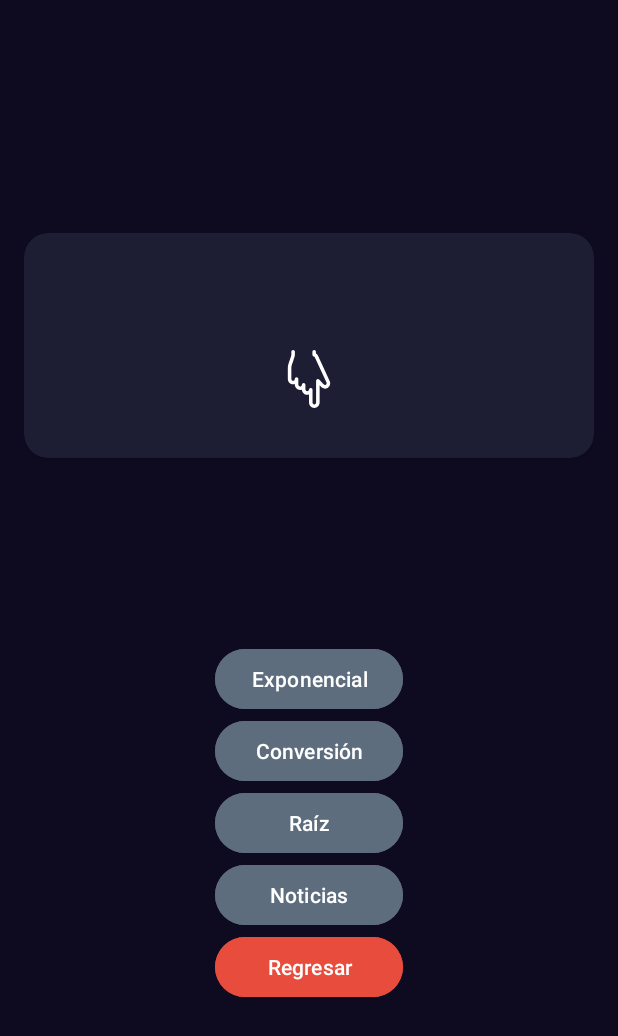
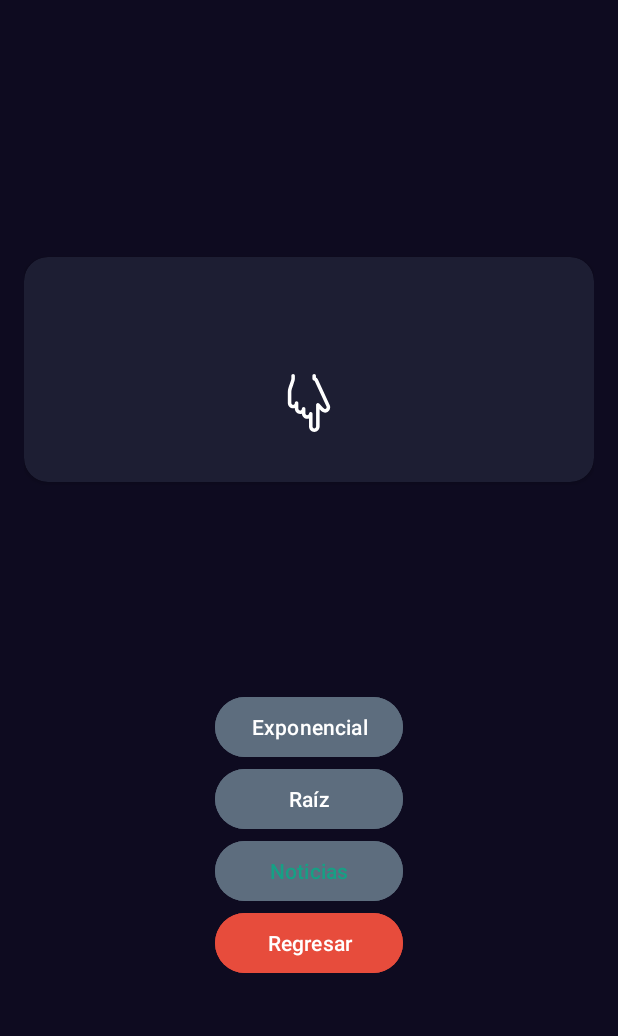
Before and after one commit to BorisSant/AppAndroid, an Android app: the MenuGeneralActivity screen opened directly, with no data from a screen before it, on a phone screen of 412 x 824 dp. Shown: the top 1036 px of the screen. Run offline under Robolectric (Android 15) with nearby library versions, the phone set to English and light mode, and no system bars.

```diff
--- a/app/src/main/java/com/example/actividad1boris/MainActivity.kt
+++ b/app/src/main/java/com/example/actividad1boris/MainActivity.kt
@@ -12,12 +12,15 @@ class MainActivity : AppCompatActivity() {
         super.onCreate(savedInstanceState)
         setContentView(R.layout.activity_main)
 
+        // Inicializamos componentes
         val btnIniciar= findViewById<Button>(R.id.btnIniciar)
         val edtNombre=findViewById<EditText>(R.id.edtNombre)
 
+        //Eventos
         btnIniciar.setOnClickListener {
+            //Redirige al menú de opciones para selección de operaciones
             val intent = Intent(this, MenuGeneralActivity::class.java)
-            // Pasar el nombre que ingresa el usuario
+            // Pasar el nombre que ingresa el usuario, esto con la finalidad de ganar mayor confianza con el usuario
             intent.putExtra("texto",edtNombre.text.toString())
             startActivity(intent)
         }
--- a/app/src/main/java/com/example/actividad1boris/MenuGeneralActivity.kt
+++ b/app/src/main/java/com/example/actividad1boris/MenuGeneralActivity.kt
@@ -10,9 +10,9 @@ import androidx.cardview.widget.CardView
 
 class MenuGeneralActivity : AppCompatActivity() {
 
+    // declaración de componentes
     private lateinit var txtMensaje: TextView
     private lateinit var btnExponente: Button
-    private lateinit var btnConversion: Button
     private lateinit var btnRaices: Button
     private lateinit var btnNoticias: Button
     private lateinit var btnRegresar: Button
@@ -26,15 +26,16 @@ class MenuGeneralActivity : AppCompatActivity() {
 
     }
 
+    // Inicializar componentes
     private fun initComponentes(){
         txtMensaje=findViewById(R.id.txtMensaje)
         btnExponente=findViewById(R.id.btnExponente)
-        btnConversion=findViewById(R.id.btnConversion)
         btnRaices=findViewById(R.id.btnRaices)
         btnNoticias=findViewById(R.id.btnNoticias)
         btnRegresar=findViewById(R.id.btnRegresar)
     }
 
+    // Eventos
     private fun initListener(){
         btnExponente.setOnClickListener {
             Log.i("MENU --------- ","LANZAMOS EXPONENCIAL APP")
@@ -44,12 +45,17 @@ class MenuGeneralActivity : AppCompatActivity() {
             Log.i("MENU --------- ","LANZAMOS RAICES APP")
             navegarHaciaApp(RaizActivity::class.java)
         }
+        btnNoticias.setOnClickListener {
+            Log.i("MENU --------- ","LANZAMOS NOTICIAS APP")
+            navegarHaciaApp(NoticiasActivity::class.java)
+        }
 
-        // hacia atrás
+        // hacia atrás, retrocede a la pantalla anterior
         btnRegresar.setOnClickListener {
             onBackPressedDispatcher.onBackPressed()
         }
     }
+    // Recibimos el nombre que ingresó el usuario y le mostramos un mensaje general de guía
     private fun mostrarMensaje(){
         val texto:String=intent.extras?.getString("texto").orEmpty()
         if (texto.isNotEmpty()){
@@ -57,6 +63,7 @@ class MenuGeneralActivity : AppCompatActivity() {
         }
     }
 
+    // Redirección a una nueva pantalla segú la opción que seleccione el usuario
     fun navegarHaciaApp(clase:Class<*>){
         val intent = Intent(this, clase)
         startActivity(intent)
--- a/app/src/main/java/com/example/actividad1boris/Noticia.kt
+++ b/app/src/main/java/com/example/actividad1boris/Noticia.kt
@@ -1,3 +1,4 @@
 package com.example.actividad1boris
 
+//Formato de dato del objeto Noticia
 data class Noticia(var noticia:String)
--- /dev/null
+++ b/app/src/main/java/com/example/actividad1boris/NoticiaResponse.kt
@@ -0,0 +1,6 @@
+package com.example.actividad1boris
+
+import com.google.gson.annotations.SerializedName
+
+// Formato de respuesta esperada
+data class NoticiaResponse(@SerializedName("noticias") var noticias:List<Noticia>)
--- a/app/src/main/java/com/example/actividad1boris/NoticiasViewHolder.kt
+++ b/app/src/main/java/com/example/actividad1boris/NoticiasViewHolder.kt
@@ -6,8 +6,10 @@ import androidx.recyclerview.widget.RecyclerView
 
 class NoticiasViewHolder(view: View):RecyclerView.ViewHolder(view){
 
+    // Inicializa el componente y accede mediante su id
     private val txtNoticia: TextView =view.findViewById(R.id.txtNoticia)
 
+    // agrega el dato deseado al componente que muestra en pantalla al usuario
     fun render(noticia:Noticia){
         txtNoticia.text = noticia.noticia
     }
--- a/app/src/main/java/com/example/actividad1boris/RaizActivity.kt
+++ b/app/src/main/java/com/example/actividad1boris/RaizActivity.kt
@@ -13,7 +13,7 @@ class RaizActivity : AppCompatActivity() {
     // variables de calculo
     private lateinit var numRaiz:String
     private lateinit var valor:String
-    //componentes
+    //declaración de componentes
     private lateinit var btnRegresar: Button
     private lateinit var btnCalcular: Button
     private lateinit var edtNumRaiz:EditText
@@ -24,12 +24,15 @@ class RaizActivity : AppCompatActivity() {
         initComponentes()
         initListener()
     }
+
+    //Inicializar componentes
     private fun initComponentes(){
         btnCalcular=findViewById(R.id.btnCalcular)
         btnRegresar=findViewById(R.id.btnRegresar)
         edtNumRaiz=findViewById(R.id.edtNumRaiz)
         edtValor=findViewById(R.id.edtValor)
     }
+    //Eventos
     private fun initListener(){
         // hacia atrás
         btnRegresar.setOnClickListener {
@@ -45,6 +48,7 @@ class RaizActivity : AppCompatActivity() {
         }
     }
 
+    // Cálculo de la operación
     private fun calcularExpo(): Double {
         val raizDouble: Double = numRaiz.toDouble()
         val valorDouble: Double = valor.toDouble()
--- a/app/src/main/java/com/example/actividad1boris/ResultadoExponencialActivity.kt
+++ b/app/src/main/java/com/example/actividad1boris/ResultadoExponencialActivity.kt
@@ -7,6 +7,7 @@ import android.widget.TextView
 
 class ResultadoExponencialActivity : AppCompatActivity() {
 
+    // declaración de componentes
     private lateinit var btnRegresar: Button
     private lateinit var txtResultado: TextView
     private lateinit var txtOperacion:TextView
@@ -20,18 +21,21 @@ class ResultadoExponencialActivity : AppCompatActivity() {
     }
 
 
+    // Inicialización de componentes
     private fun initComponentes(){
         txtResultado=findViewById(R.id.txtResultado)
         btnRegresar =findViewById(R.id.btnRegresar)
         txtOperacion=findViewById(R.id.txtOperacion)
     }
 
+    //Eventos
     private fun initListener(){
         btnRegresar.setOnClickListener {
             onBackPressedDispatcher.onBackPressed()
         }
     }
 
+    // Mostrar respuesta obtenida
     private fun recibirRespuesta(){
         val respuesta:String=intent.extras?.getString("Resultado").orEmpty()
         if (respuesta.isNotEmpty()){
--- a/app/src/main/java/com/example/actividad1boris/ResultadoRaizActivity.kt
+++ b/app/src/main/java/com/example/actividad1boris/ResultadoRaizActivity.kt
@@ -7,6 +7,7 @@ import android.widget.TextView
 
 class ResultadoRaizActivity : AppCompatActivity() {
 
+    // declaración de componentes
     private lateinit var btnRegresar: Button
     private lateinit var txtResultado: TextView
     private lateinit var txtOperacion: TextView
@@ -18,17 +19,22 @@ class ResultadoRaizActivity : AppCompatActivity() {
         recibirRespuesta()
         initListener()
     }
+
+    // Inicialización de componentes
     private fun initComponentes(){
         txtResultado=findViewById(R.id.txtResultado)
         btnRegresar =findViewById(R.id.btnRegresar)
         txtOperacion=findViewById(R.id.txtOperacion)
     }
+
+    // Eventos
     private fun initListener(){
         btnRegresar.setOnClickListener {
             onBackPressedDispatcher.onBackPressed()
         }
     }
 
+    // Extraemos la respuesta enviada desde el otro activity la mostramos en el componente
     private fun recibirRespuesta(){
         val respuesta:String=intent.extras?.getString("Result").orEmpty()
         if (respuesta.isNotEmpty()){
--- a/app/src/main/res/layout/activity_menu_general.xml
+++ b/app/src/main/res/layout/activity_menu_general.xml
@@ -60,12 +60,7 @@
             android:layout_width="match_parent"
             android:layout_height="wrap_content"
             android:text="@string/exponente"
-            android:backgroundTint="@color/botones"/>
-        <Button
-            android:id="@+id/btnConversion"
-            android:layout_width="match_parent"
-            android:layout_height="wrap_content"
-            android:text="@string/conversion"
+            android:textColor="@color/textoBoton"
             android:backgroundTint="@color/botones"/>
 
         <Button
@@ -73,12 +68,14 @@
             android:layout_width="match_parent"
             android:layout_height="wrap_content"
             android:text="@string/raiz"
+            android:textColor="@color/textoBoton"
             android:backgroundTint="@color/botones"/>
         <Button
             android:id="@+id/btnNoticias"
             android:layout_width="match_parent"
             android:layout_height="wrap_content"
             android:text="@string/noticias"
+            android:textColor="@color/text_boton_noticia"
             android:backgroundTint="@color/botones"/>
         <Button
             android:id="@+id/btnRegresar"
--- a/app/src/main/res/values/colors.xml
+++ b/app/src/main/res/values/colors.xml
@@ -12,5 +12,6 @@
     <color name="textoBoton">#FFFFFFFF</color>
     <color name="title_text">#FF8D8E98</color>
     <color name="noticias">#16A085</color>
-    <color name="back_noticia">#BFC9CA</color>
+    <color name="text_boton_noticia">#16A085</color>
+    <color name="back_noticia">#616A6B</color>
 </resources>
```
Also changed, not shown: app/src/main/java/com/example/actividad1boris/ApiService.kt (added, +13 -0 lines), app/src/main/java/com/example/actividad1boris/ExponencialActivity.kt (+9 -5 lines), app/src/main/java/com/example/actividad1boris/NoticiasActivity.kt (+66 -0 lines).
